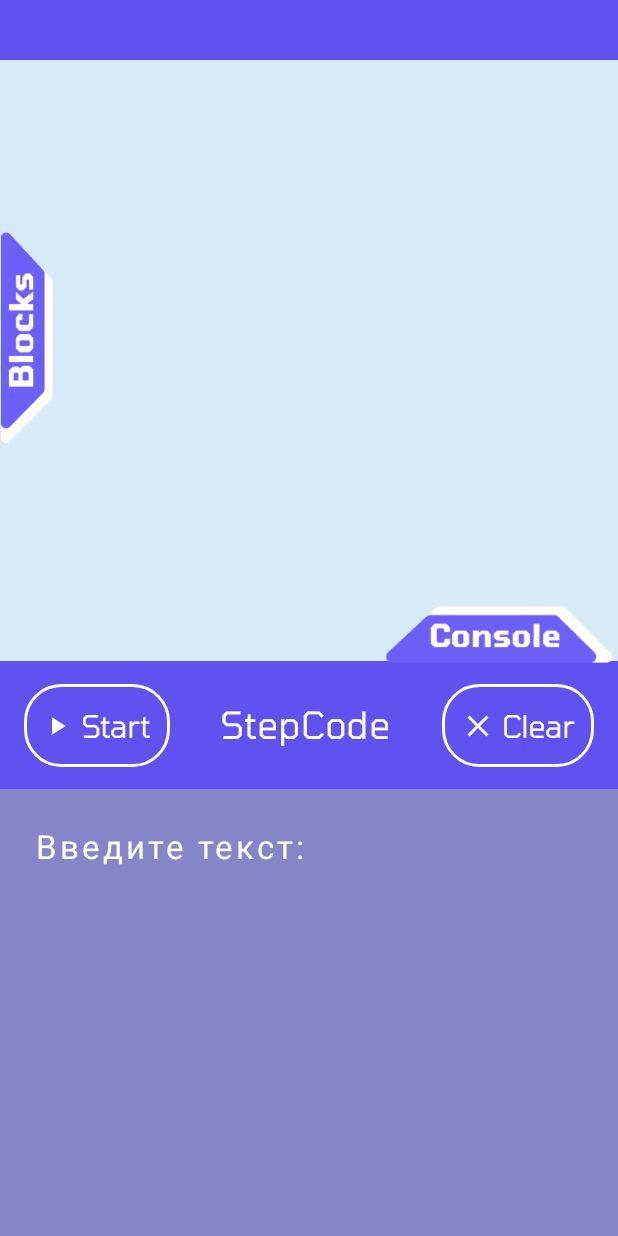
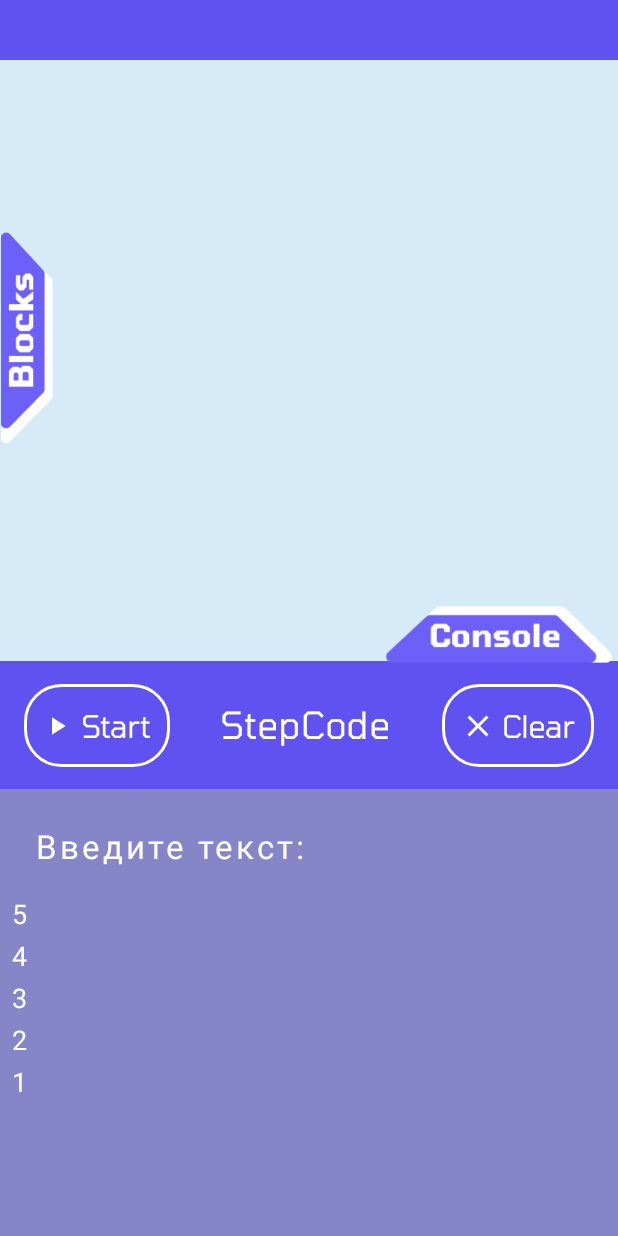
Before and after one commit to kuzneeechik/AlgorithmInterpreter, an Android app built with Jetpack Compose: the ProjectScreen screen opened through its navigation route, after a tap on "Console", on a phone screen of 412 x 824 dp. Run offline under Robolectric (Android 15) with nearby library versions, the phone set to English and light mode, and no system bars.

Commit message:
add console write

```diff
--- a/app/src/main/java/com/example/algorithminterpreter/DoubleScreen.kt
+++ b/app/src/main/java/com/example/algorithminterpreter/DoubleScreen.kt
@@ -18,6 +18,9 @@ import androidx.compose.ui.unit.sp
 import com.example.algorithminterpreter.ui.theme.AlgorithmInterpreterTheme
 import androidx.compose.animation.core.animateDpAsState
 import androidx.compose.ui.geometry.Offset
+import androidx.compose.foundation.lazy.LazyColumn
+import androidx.compose.foundation.lazy.items
+
 data class PositionedBlock(
     val block: Block,
     var position: Offset,
@@ -27,12 +30,13 @@ data class PositionedBlock(
 @OptIn(ExperimentalMaterial3Api::class)
 @Composable
 fun ProjectScreen() {
+    val consoleOutput = remember { mutableStateListOf<String>() }
     var blocksVisible by remember { mutableStateOf(false) }
     var consoleVisible by remember { mutableStateOf(false) }
     val checkConsoleBord by animateDpAsState(
         targetValue = if (consoleVisible) (-298).dp else (0).dp //открывание закрывание консоли
     )
-    var workspaceBlocks = remember { mutableStateListOf<PositionedBlock>()} //изм блоков
+    val workspaceBlocks = remember { mutableStateListOf<PositionedBlock>()} //изм блоков
     var consoleInputText by remember { mutableStateOf("") } //сохранение текста введенного в консоль
 
     val check by animateDpAsState(
@@ -41,8 +45,27 @@ fun ProjectScreen() {
     val checkButton by animateDpAsState(
         targetValue = if (blocksVisible) 300.dp else 0.dp
     )
-        // открыта закрыта панель блоков
+    // открыта закрыта панель блоков
 
+    fun output(text: String) {
+        consoleOutput.add(text)
+    }
+
+    fun startInterpreter() {
+        try {
+            val code = "int x x = 5 while x > 0 console.write x x = x - 1 endwhile"
+
+
+            val lexer = Lexer(code)
+            lexer.lexAnalysis()
+
+            val parser = Parser(lexer.tokens, ::output)
+            val rootNode = parser.parseCode()
+            parser.run(rootNode)
+        } catch (e: Exception) {
+            output("Error occurred: ${e.message}")
+        }
+    }
 
     fun addBlockInOrder(block: Block) {
         val baseX = 400f
@@ -111,7 +134,7 @@ fun ProjectScreen() {
                 horizontalArrangement = Arrangement.SpaceBetween
             ) {
                 Button(
-                    onClick = {   },
+                    onClick = { startInterpreter() },
                     modifier = Modifier
                         .padding(start = 16.dp)
                         .height(55.dp)
@@ -255,8 +278,24 @@ fun ProjectScreen() {
                         cursorColor = Color.White
                     )
                 )
+
+                LazyColumn(
+                    modifier = Modifier
+                        .fillMaxWidth()
+                        .padding(top = 70.dp, start = 8.dp, end = 8.dp, bottom = 10.dp)
+                ) {
+                    items(consoleOutput) { line ->
+                        Text(
+                            text = line,
+                            fontSize = 18.sp,
+                            color = Color.White,
+                            modifier = Modifier.padding(vertical = 2.dp)
+                        )
+                    }
+                }
             }
         }
+
 
         if (consoleVisible )
         {
--- a/app/src/main/java/com/example/algorithminterpreter/TokenType.kt
+++ b/app/src/main/java/com/example/algorithminterpreter/TokenType.kt
@@ -28,7 +28,5 @@ val tokenTypeList: MutableList<TokenType> = mutableListOf(
     TokenType("RIGHT BRACKET", "^\\]"),
     TokenType("NUMBER", "^[0-9]+"),
     TokenType("WHILE", "^while"),
-    TokenType("BREAK", "^break"),
-    TokenType("CONTINUE", "^continue"),
     TokenType("ENDWHILE", "^endwhile"),
     TokenType("VARIABLE", "^[A-Za-z_][A-Za-z0-9_]*"))
--- a/app/src/main/res/values/strings.xml
+++ b/app/src/main/res/values/strings.xml
@@ -1,3 +1,3 @@
 <resources>
-    <string name="app_name">AlgorithmInterpreter</string>
+    <string name="app_name">Step Code</string>
 </resources>
```
Also changed, not shown: app/src/main/java/com/example/algorithminterpreter/Parser.kt (+4 -28 lines), app/src/main/java/com/example/algorithminterpreter/TestInterpreter.kt (deleted, +0 -32 lines).
